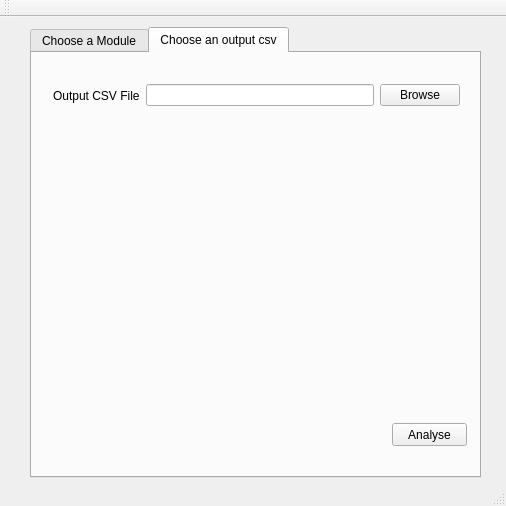
The window that GUI1-Merge_of_death/mainwindow.ui (mobeigi/Algorithmic-Trading) describes before a commit, drawn with Qt 5.
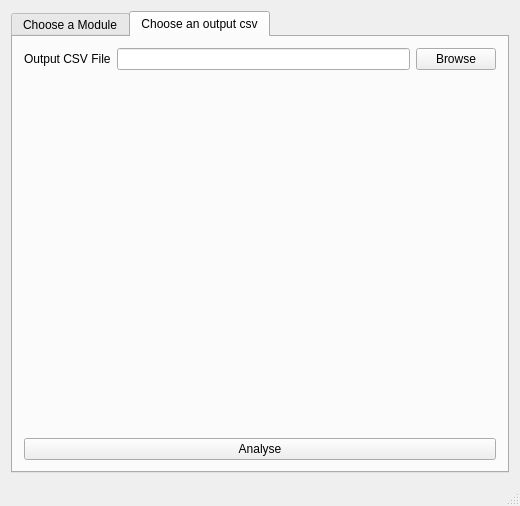
The same window after the commit. The open tabs and pages were chosen to show the change.

Commit message: Window now has minimum size and resizes on window

The edit to the form file:
```diff
--- a/GUI1-Merge_of_death/mainwindow.ui
+++ b/GUI1-Merge_of_death/mainwindow.ui
@@ -20,15 +20,24 @@
    <string>MainWindow</string>
   </property>
   <widget class="QWidget" name="centralWidget">
+   <property name="enabled">
+    <bool>true</bool>
+   </property>
+   <property name="sizePolicy">
+    <sizepolicy hsizetype="Preferred" vsizetype="Preferred">
+     <horstretch>0</horstretch>
+     <verstretch>0</verstretch>
+    </sizepolicy>
+   </property>
+   <property name="minimumSize">
+    <size>
+     <width>520</width>
+     <height>450</height>
+    </size>
+   </property>
+   <layout class="QVBoxLayout" name="verticalLayout_2">
+    <item>
    <widget class="QTabWidget" name="analysis_prep">
-    <property name="geometry">
-     <rect>
-      <x>30</x>
-      <y>10</y>
-      <width>451</width>
-      <height>451</height>
-     </rect>
-    </property>
     <property name="currentIndex">
      <number>0</number>
     </property>
@@ -220,15 +229,8 @@
      <attribute name="title">
       <string>Choose an output csv</string>
      </attribute>
-     <widget class="QWidget" name="layoutWidget">
-      <property name="geometry">
-       <rect>
-        <x>10</x>
-        <y>20</y>
-        <width>429</width>
-        <height>45</height>
-       </rect>
-      </property>
+       <layout class="QVBoxLayout" name="verticalLayout">
+        <item>
       <layout class="QHBoxLayout" name="strategyModuleLayout_2">
        <item>
         <widget class="QLabel" name="outputcsv_label">
@@ -251,30 +253,12 @@
         </widget>
        </item>
       </layout>
-     </widget>
-     <widget class="QPushButton" name="analyse_button">
-      <property name="geometry">
-       <rect>
-        <x>360</x>
-        <y>370</y>
-        <width>75</width>
-        <height>23</height>
-       </rect>
-      </property>
-      <property name="text">
-       <string>Analyse</string>
-      </property>
-     </widget>
-     <widget class="QWidget" name="horizontalLayoutWidget">
-      <property name="geometry">
-       <rect>
-        <x>10</x>
-        <y>60</y>
-        <width>431</width>
-        <height>41</height>
-       </rect>
-      </property>
+        </item>
+        <item>
       <layout class="QHBoxLayout" name="horizontalLayout">
+          <property name="sizeConstraint">
+           <enum>QLayout::SetMinimumSize</enum>
+          </property>
        <item>
         <widget class="QLabel" name="output_csv_valid">
          <property name="autoFillBackground">
@@ -289,17 +273,24 @@
         </widget>
        </item>
       </layout>
-     </widget>
-    </widget>
-   </widget>
+        </item>
+        <item>
+         <widget class="QPushButton" name="analyse_button">
+          <property name="text">
+           <string>Analyse</string>
+          </property>
+         </widget>
+        </item>
+       </layout>
+      </widget>
+     </widget>
+    </item>
+   </layout>
   </widget>
-  <widget class="QToolBar" name="mainToolBar">
-   <attribute name="toolBarArea">
-    <enum>TopToolBarArea</enum>
-   </attribute>
-   <attribute name="toolBarBreak">
-    <bool>false</bool>
-   </attribute>
+  <widget class="QStatusBar" name="statusBar">
+   <property name="enabled">
+    <bool>true</bool>
+   </property>
   </widget>
   <widget class="QStatusBar" name="statusBar"/>
  </widget>
```
Left out of the diff: 17 changed lines with no effect on the pictures. Lines whose indentation alone changed are shown as unchanged. The commit also changes 19 other files.
